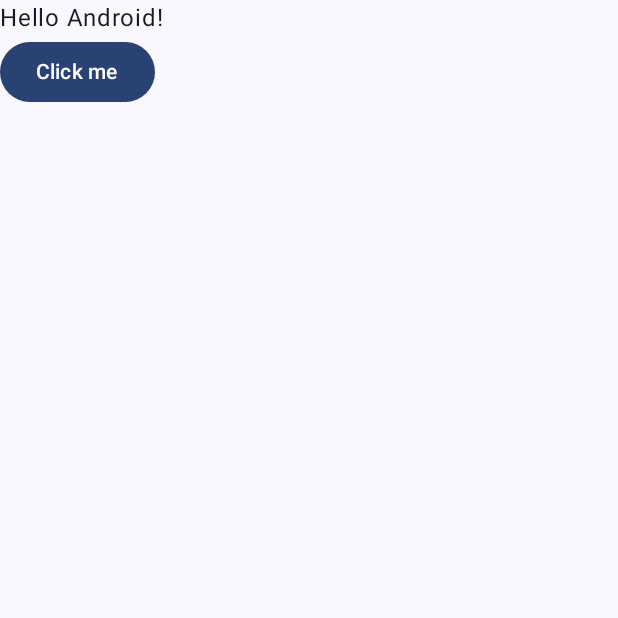
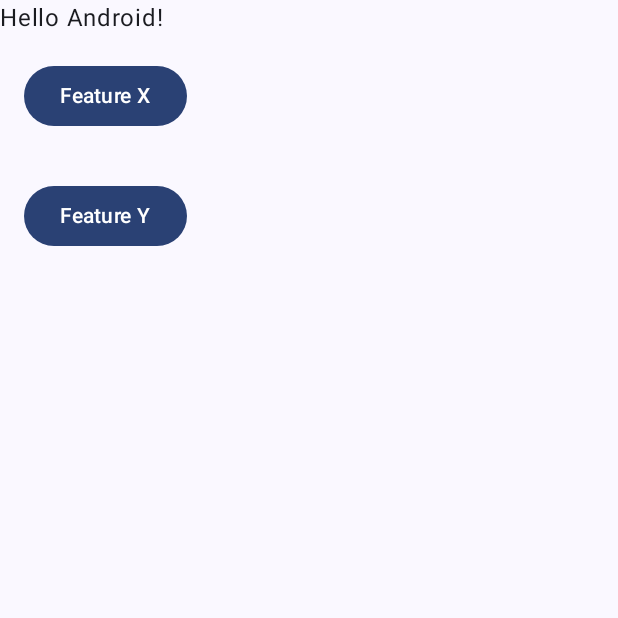
Before and after one commit to mohsenoid/KLogX, an Android app built with Jetpack Compose: the screen it shows after launch (MainActivity), on a phone screen of 412 x 824 dp, the top half of it. Run offline under Robolectric (Android 15) with nearby library versions, the phone set to English and light mode, and no system bars.

Commit message:
Improve Sample

```diff
--- a/build.gradle.kts
+++ b/build.gradle.kts
@@ -1,6 +1,8 @@
 plugins {
     alias(libs.plugins.android.application) apply false
     alias(libs.plugins.kotlin.android) apply false
+    alias(libs.plugins.google.gms.google.services) apply false
+    alias(libs.plugins.google.firebase.crashlytics) apply false
     alias(libs.plugins.kotlin.jvm) apply false
     alias(libs.plugins.ktlint)
     alias(libs.plugins.detekt)
--- a/sample/android/build.gradle.kts
+++ b/sample/android/build.gradle.kts
@@ -2,6 +2,8 @@ plugins {
     alias(libs.plugins.android.application)
     alias(libs.plugins.kotlin.android)
     alias(libs.plugins.compose.compiler)
+    alias(libs.plugins.google.gms.google.services)
+    alias(libs.plugins.google.firebase.crashlytics)
 }
 
 android {
@@ -38,6 +40,7 @@ android {
         jvmTarget = "1.8"
     }
     buildFeatures {
+        buildConfig = true
         compose = true
     }
     packaging {
@@ -62,6 +65,9 @@ dependencies {
     debugImplementation(libs.androidx.ui.tooling)
     debugImplementation(libs.androidx.ui.test.manifest)
 
+    implementation(platform(libs.firebase.bom))
+    implementation(libs.firebase.crashlytics.ktx)
+
     // Lib
     implementation(project(":lib"))
 
--- a/sample/android/src/main/java/com/mohsenoid/klogx/android/sample/SampleApplication.kt
+++ b/sample/android/src/main/java/com/mohsenoid/klogx/android/sample/SampleApplication.kt
@@ -2,15 +2,21 @@ package com.mohsenoid.klogx.android.sample
 
 import android.app.Application
 import com.mohsenoid.klogx.KLogLogger
-import com.mohsenoid.klogx.android.sample.log.SampleLogAppender
-import com.mohsenoid.klogx.android.sample.log.SampleLogFilter
+import com.mohsenoid.klogx.android.sample.log.android.SampleAndroidLogAppender
+import com.mohsenoid.klogx.android.sample.log.android.SampleAndroidLogFilter
+import com.mohsenoid.klogx.android.sample.log.firebase.SampleFirebaseLogAppender
+import com.mohsenoid.klogx.android.sample.log.firebase.SampleFirebaselLogFilter
 
 class SampleApplication : Application() {
     override fun onCreate() {
         super.onCreate()
 
-        val logFilter = SampleLogFilter()
-        val logAppender = SampleLogAppender(logFilter)
-        KLogLogger.registerAppender(logAppender)
+        val androidLogFilter = SampleAndroidLogFilter()
+        val androidLogAppender = SampleAndroidLogAppender(androidLogFilter)
+        KLogLogger.registerAppender(androidLogAppender)
+
+        val firebaseLogFilter = SampleFirebaselLogFilter()
+        val firebaseLogAppender = SampleFirebaseLogAppender(firebaseLogFilter)
+        KLogLogger.registerAppender(firebaseLogAppender)
     }
 }
--- /dev/null
+++ b/sample/android/src/main/java/com/mohsenoid/klogx/android/sample/feature_x/FeatureX.kt
@@ -0,0 +1,20 @@
+package com.mohsenoid.klogx.android.sample.feature_x
+
+import androidx.compose.material3.Button
+import androidx.compose.material3.Text
+import androidx.compose.runtime.Composable
+import androidx.compose.ui.Modifier
+
+val logWriter=FeatureXLogWriter()
+
+@Composable
+fun FeatureX(modifier: Modifier = Modifier) {
+    Button(
+        onClick = {
+            logWriter.d { "Feature X clicked" }
+        },
+        modifier = modifier
+    ) {
+        Text("Feature X")
+    }
+}
--- /dev/null
+++ b/sample/android/src/main/java/com/mohsenoid/klogx/android/sample/feature_x/FeatureXLogWriter.kt
@@ -0,0 +1,11 @@
+package com.mohsenoid.klogx.android.sample.feature_x
+
+import com.mohsenoid.klogx.DefaultKLogWriter
+
+class FeatureXLogWriter : DefaultKLogWriter {
+    override val tag: String = TAG
+
+    companion object {
+        const val TAG = "FeatureX"
+    }
+}
--- /dev/null
+++ b/sample/android/src/main/java/com/mohsenoid/klogx/android/sample/feature_y/FeatureY.kt
@@ -0,0 +1,20 @@
+package com.mohsenoid.klogx.android.sample.feature_y
+
+import androidx.compose.material3.Button
+import androidx.compose.material3.Text
+import androidx.compose.runtime.Composable
+import androidx.compose.ui.Modifier
+
+val logWriter = FeatureYLogWriter()
+
+@Composable
+fun FeatureY(modifier: Modifier = Modifier) {
+    Button(
+        onClick = {
+            logWriter.d { "Feature Y clicked" }
+        },
+        modifier = modifier,
+    ) {
+        Text("Feature Y")
+    }
+}
--- /dev/null
+++ b/sample/android/src/main/java/com/mohsenoid/klogx/android/sample/feature_y/FeatureYLogWriter.kt
@@ -0,0 +1,11 @@
+package com.mohsenoid.klogx.android.sample.feature_y
+
+import com.mohsenoid.klogx.DefaultKLogWriter
+
+class FeatureYLogWriter : DefaultKLogWriter {
+    override val tag: String = TAG
+
+    companion object {
+        const val TAG = "FeatureY"
+    }
+}
--- a/sample/android/src/main/java/com/mohsenoid/klogx/android/sample/log/SampleLogAppender.kt
+++ b/sample/android/src/main/java/com/mohsenoid/klogx/android/sample/log/android/SampleAndroidLogAppender.kt
@@ -1,11 +1,11 @@
-package com.mohsenoid.klogx.android.sample.log
+package com.mohsenoid.klogx.android.sample.log.android
 
 import android.util.Log
 import com.mohsenoid.klogx.KLogAppender
 import com.mohsenoid.klogx.KLogFilter
 import com.mohsenoid.klogx.KLogLevel
 
-class SampleLogAppender(override val filter: KLogFilter) : KLogAppender {
+class SampleAndroidLogAppender(override val filter: KLogFilter) : KLogAppender {
     override fun appendLog(
         level: KLogLevel,
         tag: String,
--- a/sample/android/src/main/java/com/mohsenoid/klogx/android/sample/log/SampleLogFilter.kt
+++ b/sample/android/src/main/java/com/mohsenoid/klogx/android/sample/log/android/SampleAndroidLogFilter.kt
@@ -1,14 +1,15 @@
-package com.mohsenoid.klogx.android.sample.log
+package com.mohsenoid.klogx.android.sample.log.android
 
 import com.mohsenoid.klogx.KLogFilter
 import com.mohsenoid.klogx.KLogLevel
 import com.mohsenoid.klogx.KLogTarget
+import com.mohsenoid.klogx.android.sample.BuildConfig
 
-class SampleLogFilter : KLogFilter {
+class SampleAndroidLogFilter : KLogFilter {
     override fun isLoggable(
         target: KLogTarget,
         level: KLogLevel,
         tag: String,
         throwable: Throwable?,
-    ): Boolean = target == KLogTarget.EXTERNAL
+    ): Boolean = BuildConfig.DEBUG
 }
--- /dev/null
+++ b/sample/android/src/main/java/com/mohsenoid/klogx/android/sample/log/firebase/SampleFirebaseLogAppender.kt
@@ -0,0 +1,20 @@
+package com.mohsenoid.klogx.android.sample.log.firebase
+
+import com.google.firebase.crashlytics.FirebaseCrashlytics
+import com.mohsenoid.klogx.KLogAppender
+import com.mohsenoid.klogx.KLogFilter
+import com.mohsenoid.klogx.KLogLevel
+
+class SampleFirebaseLogAppender(override val filter: KLogFilter) : KLogAppender {
+    private val crashlytics = FirebaseCrashlytics.getInstance()
+
+    override fun appendLog(
+        level: KLogLevel,
+        tag: String,
+        message: String,
+        throwable: Throwable?,
+    ) {
+        crashlytics.log("$tag >> $message")
+        throwable?.let { crashlytics.recordException(it) }
+    }
+}
--- /dev/null
+++ b/sample/android/src/main/java/com/mohsenoid/klogx/android/sample/log/firebase/SampleFirebaselLogFilter.kt
@@ -0,0 +1,14 @@
+package com.mohsenoid.klogx.android.sample.log.firebase
+
+import com.mohsenoid.klogx.KLogFilter
+import com.mohsenoid.klogx.KLogLevel
+import com.mohsenoid.klogx.KLogTarget
+
+class SampleFirebaselLogFilter : KLogFilter {
+    override fun isLoggable(
+        target: KLogTarget,
+        level: KLogLevel,
+        tag: String,
+        throwable: Throwable?,
+    ): Boolean = target == KLogTarget.REMOTE && level >= KLogLevel.INFO
+}
--- a/sample/android/src/main/java/com/mohsenoid/klogx/android/sample/ui/MainActivity.kt
+++ b/sample/android/src/main/java/com/mohsenoid/klogx/android/sample/ui/MainActivity.kt
@@ -7,24 +7,20 @@ import androidx.activity.enableEdgeToEdge
 import androidx.compose.foundation.layout.Column
 import androidx.compose.foundation.layout.fillMaxSize
 import androidx.compose.foundation.layout.padding
-import androidx.compose.material3.Button
 import androidx.compose.material3.Scaffold
 import androidx.compose.material3.Text
 import androidx.compose.runtime.Composable
 import androidx.compose.ui.Modifier
 import androidx.compose.ui.tooling.preview.Preview
-import com.mohsenoid.klogx.KLogTarget
+import androidx.compose.ui.unit.dp
+import com.mohsenoid.klogx.android.sample.feature_x.FeatureX
+import com.mohsenoid.klogx.android.sample.feature_y.FeatureY
 import com.mohsenoid.klogx.android.sample.ui.theme.SampleApplicationTheme
-
-private val logWriter = SampleFeatureKLogWriter()
 
 class MainActivity : ComponentActivity() {
 
     override fun onCreate(savedInstanceState: Bundle?) {
         super.onCreate(savedInstanceState)
-
-        logWriter.v(message = "onCreate", target = KLogTarget.EXTERNAL)
-
         enableEdgeToEdge()
         setContent {
             SampleApplicationTheme {
@@ -49,13 +45,8 @@ fun Greeting(
             text = "Hello $name!",
         )
 
-        Button(
-            onClick = {
-                logWriter.d(target = KLogTarget.EXTERNAL) { "Button clicked" }
-            },
-        ) {
-            Text("Click me")
-        }
+        FeatureX(modifier = Modifier.padding(16.dp))
+        FeatureY(modifier = Modifier.padding(16.dp))
     }
 }
 
--- a/sample/android/src/main/java/com/mohsenoid/klogx/android/sample/ui/SampleFeatureKLogWriter.kt
+++ /dev/null
@@ -1,11 +0,0 @@
-package com.mohsenoid.klogx.android.sample.ui
-
-import com.mohsenoid.klogx.DefaultKLogWriter
-
-class SampleFeatureKLogWriter : DefaultKLogWriter {
-    override val tag: String = TAG
-
-    companion object {
-        const val TAG = "SampleFeature"
-    }
-}
```
Also changed, not shown: gradle/libs.versions.toml (+7 -0 lines), lib/src/main/kotlin/com/mohsenoid/klogx/DefaultKLogFilter.kt (added, +13 -0 lines), 1 other file.
